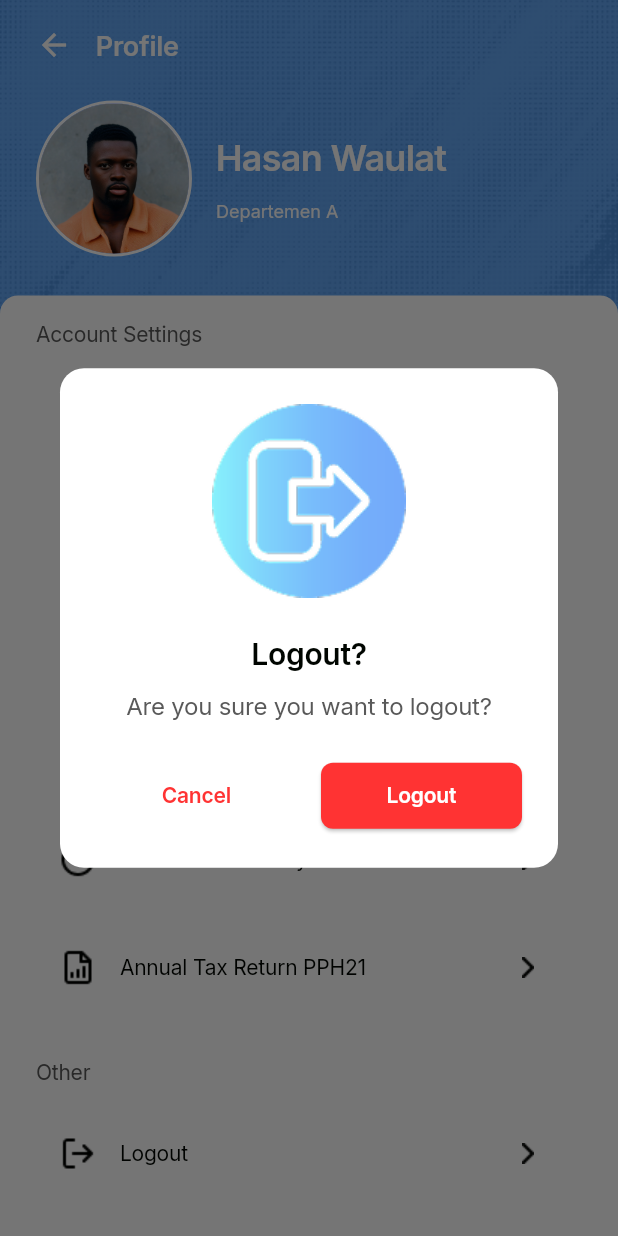
After one commit to IbnuTopanAdib/ragdanews, a Flutter app: the ProfileScreen screen opened directly, after a tap on "Logout", on a phone screen of 412 x 824 dp. The commit adds this screen. Run offline on Flutter 3.47's test engine with Material 3 defaults, Android fonts, the phone set to English and light mode, and no system bars; our stand-ins replace go_router, google_fonts.

Commit message:
add profile page

```diff
--- a/lib/provider/news_list_provider.dart
+++ b/lib/provider/news_list_provider.dart
@@ -30,26 +30,4 @@ class NewsListProvider extends ChangeNotifier {
 
     notifyListeners();
   }
-
-  Future<void> searchNews(String query) async {
-    if (query.isEmpty) {
-      return fetchTopHeadlines();
-    }
-
-    _state = NewsListLoadingState();
-    notifyListeners();
-
-    try {
-      final response = await _apiServices.fetchEverything(query);
-      _state = NewsListLoadedState(response.articles);
-    } on SocketException {
-      _state = NewsListErrorState("Tidak dapat terhubung ke internet. Periksa koneksi Anda.");
-    } on TimeoutException {
-      _state = NewsListErrorState("Waktu koneksi habis. Silakan coba lagi.");
-    } catch (e) {
-      _state = NewsListErrorState("Terjadi kesalahan saat mencari berita.");
-    }
-
-    notifyListeners();
-  }
 }
--- a/lib/router/router_names.dart
+++ b/lib/router/router_names.dart
@@ -1,7 +1,6 @@
 class RouterName {
   static const String splashScreen = '/';
   static const String loginScreen = '/login';
-  static const String homeScreen = '/home';
   static const String mainScreen = '/main';
-  static const String detailScreen = '/detail/:id';
+  static const String detailScreen = '/detail';
 }
--- a/lib/screens/news/news_detail_screen.dart
+++ b/lib/screens/news/news_detail_screen.dart
@@ -23,11 +23,12 @@ class NewsDetailScreen extends StatelessWidget {
             color: AppColors.neutral1.color,
           ),
         ),
-        leading: IconButton(
-          icon: const Icon(Icons.arrow_back),
-          onPressed: () => context.pop(),
+        leading: InkWell(
+          child: Image.asset('assets/icons/arrow_back.png'),
+          onTap: () => context.pop(),
         ),
         centerTitle: true,
+        automaticallyImplyLeading: false,
       ),
       body: SingleChildScrollView(
         padding: const EdgeInsets.all(16),
--- a/lib/screens/profile/profile_screen.dart
+++ b/lib/screens/profile/profile_screen.dart
@@ -1,10 +1,145 @@
 import 'package:flutter/material.dart';
+import 'package:ragdanews/style/colors/app_colors.dart';
+import 'package:ragdanews/style/typography/app_text_styles.dart';
+import 'package:ragdanews/widgets/profile/header_profile.dart';
+import 'package:ragdanews/widgets/profile/logout_modal.dart';
 
 class ProfileScreen extends StatelessWidget {
   const ProfileScreen({super.key});
 
   @override
   Widget build(BuildContext context) {
-    return const Placeholder();
+    return Scaffold(
+      body: Stack(
+        children: [
+          Positioned(
+            top: 0,
+            left: 0,
+            right: 0,
+            height: 261,
+            child: HeaderProfile(),
+          ),
+          Positioned(
+            top: 197,
+            left: 0,
+            right: 0,
+            bottom: 0,
+            child: Container(
+              decoration: BoxDecoration(
+                color: Colors.white,
+                borderRadius: const BorderRadius.only(
+                  topLeft: Radius.circular(12),
+                  topRight: Radius.circular(12),
+                ),
+              ),
+              child: SingleChildScrollView(
+                child: Padding(
+                  padding: const EdgeInsets.symmetric(
+                    horizontal: 24.0,
+                    vertical: 16.0,
+                  ),
+                  child: Column(
+                    crossAxisAlignment: CrossAxisAlignment.start,
+                    children: [
+                      _buildSectionHeader('Account Settings'),
+                      const SizedBox(height: 16),
+                      ..._buildProfileOptions([
+                        {
+                          'icon': 'assets/icons/person.png',
+                          'text': 'Personal Information',
+                        },
+                        {
+                          'icon': 'assets/icons/lock.png',
+                          'text': 'Password & Security',
+                        },
+                        {
+                          'icon': 'assets/icons/salary.png',
+                          'text': 'Salary Slip Summary',
+                        },
+                        {
+                          'icon': 'assets/icons/leave.png',
+                          'text': 'Leave Summary',
+                        },
+                        {
+                          'icon': 'assets/icons/overtime.png',
+                          'text': 'Overtime Summary',
+                        },
+                        {
+                          'icon': 'assets/icons/tax.png',
+                          'text': 'Annual Tax Return PPH21',
+                        },
+                      ]),
+                      const SizedBox(height: 24),
+                      _buildSectionHeader('Other'),
+                      const SizedBox(height: 16),
+                      _buildProfileOption(
+                        iconPath: 'assets/icons/logout.png',
+                        text: 'Logout',
+                        onTap: () {
+                          _showLogoutModal(context);
+                        },
+                      ),
+                      const SizedBox(height: 80.0),
+                    ],
+                  ),
+                ),
+              ),
+            ),
+          ),
+        ],
+      ),
+    );
+  }
+
+  Widget _buildSectionHeader(String title) {
+    return Text(
+      title,
+      style: AppTextStyles.headline7Regular.copyWith(
+        color: AppColors.neutral7.color,
+      ),
+    );
+  }
+
+  List<Widget> _buildProfileOptions(List<Map<String, dynamic>> options) {
+    return options
+        .map(
+          (option) => Padding(
+            padding: const EdgeInsets.symmetric(vertical: 8.0),
+            child: _buildProfileOption(
+              iconPath: option['icon'],
+              text: option['text'],
+              onTap: () {
+                // Handle tap for other profile options if needed
+              },
+            ),
+          ),
+        )
+        .toList();
+  }
+
+  Widget _buildProfileOption({
+    required String iconPath,
+    required String text,
+    required VoidCallback onTap,
+  }) {
+    return ListTile(
+      leading: Image.asset(iconPath, width: 24, height: 24),
+      title: Text(text, style: AppTextStyles.headline7Regular),
+      trailing: Image.asset(
+        'assets/icons/arrow_forward.png',
+        width: 24,
+        height: 24,
+      ),
+      onTap: onTap,
+    );
+  }
+
+  void _showLogoutModal(BuildContext context) {
+    showDialog(
+      context: context,
+      builder: (BuildContext context) {
+        return LogoutModal();
+      },
+    );
   }
 }
--- a/lib/services/api_service.dart
+++ b/lib/services/api_service.dart
@@ -6,22 +6,11 @@ class ApiServices {
   static const String _baseUrl = 'https://newsapi.org/v2';
   static const String _apiKey = '3083aa33f8444f3c80b129ca0ae55117';
 
-  Future<NewsListResponse> fetchEverything(String query) async {
-    final response = await http.get(
-      Uri.parse('$_baseUrl/everything?q=$query&apiKey=$_apiKey'),
-    );
-
-    if (response.statusCode == 200) {
-      final data = json.decode(response.body);
-      return NewsListResponse.fromJson(data);
-    } else {
-      throw Exception('Failed to load news for query: $query');
-    }
-  }
-
   Future<NewsListResponse> fetchTopHeadlines({String country = 'us'}) async {
     final response = await http.get(
-      Uri.parse('$_baseUrl/top-headlines?country=$country&category=business&apiKey=$_apiKey'),
+      Uri.parse(
+        '$_baseUrl/top-headlines?country=$country&category=business&apiKey=$_apiKey',
+      ),
     );
 
     if (response.statusCode == 200) {
--- a/lib/widgets/login/forgot_password_text.dart
+++ /dev/null
@@ -1,20 +0,0 @@
-import 'package:flutter/material.dart';
-import 'package:ragdanews/style/colors/app_colors.dart';
-import 'package:ragdanews/style/typography/app_text_styles.dart';
-
-class ForgotPasswordText extends StatelessWidget {
-  const ForgotPasswordText({super.key});
-
-  @override
-  Widget build(BuildContext context) {
-    return Align(
-      alignment: Alignment.centerRight,
-      child: Text(
-        'Forgot Password?',
-        style: AppTextStyles.headline8Regular.copyWith(
-          color: AppColors.red400.color,
-        ),
-      ),
-    );
-  }
-}
--- a/lib/widgets/login/login_form.dart
+++ b/lib/widgets/login/login_form.dart
@@ -1,6 +1,7 @@
 import 'package:flutter/material.dart';
+import 'package:ragdanews/style/colors/app_colors.dart';
+import 'package:ragdanews/style/typography/app_text_styles.dart';
 import 'package:ragdanews/widgets/login/email_input.dart';
-import 'package:ragdanews/widgets/login/forgot_password_text.dart';
 import 'package:ragdanews/widgets/login/login_button.dart';
 import 'package:ragdanews/widgets/login/password_input.dart';
 
@@ -29,21 +30,24 @@ class LoginForm extends StatelessWidget {
       child: Column(
         crossAxisAlignment: CrossAxisAlignment.start,
         children: [
-          EmailInput(
-            controller: emailController,
-            errorText: emailErrorText,
-          ),
+          EmailInput(controller: emailController, errorText: emailErrorText),
           const SizedBox(height: 16),
           PasswordInput(
             controller: passwordController,
             errorText: passwordErrorText,
           ),
           const SizedBox(height: 8),
-          const ForgotPasswordText(),
+          Align(
+            alignment: Alignment.centerRight,
+            child: Text(
+              'Forgot Password?',
+              style: AppTextStyles.headline8Regular.copyWith(
+                color: AppColors.red400.color,
+              ),
+            ),
+          ),
           const SizedBox(height: 24),
-          LoginButton(
-            onPressed: isLoginEnabled ? onLogin : null,
-          ),
+          LoginButton(onPressed: isLoginEnabled ? onLogin : null),
         ],
       ),
     );
--- a/lib/widgets/news/news_card.dart
+++ b/lib/widgets/news/news_card.dart
@@ -21,7 +21,7 @@ class NewsCard extends StatelessWidget {
 
     return Card(
       clipBehavior: Clip.antiAlias,
-      elevation: 1,
+      elevation: 0.2,
       shape: RoundedRectangleBorder(borderRadius: BorderRadius.circular(8)),
       child: Column(
         crossAxisAlignment: CrossAxisAlignment.start,
--- /dev/null
+++ b/lib/widgets/profile/header_profile.dart
@@ -0,0 +1,93 @@
+import 'package:flutter/material.dart';
+import 'package:ragdanews/style/colors/app_colors.dart';
+import 'package:ragdanews/style/typography/app_text_styles.dart';
+
+class HeaderProfile extends StatelessWidget {
+  const HeaderProfile({super.key});
+
+  @override
+  Widget build(BuildContext context) {
+    return Stack(
+      children: [
+        SizedBox(
+          width: double.infinity,
+          height: double.infinity,
+          child: Image.asset(
+            'assets/images/profile_background.png',
+            fit: BoxFit.cover,
+          ),
+        ),
+        Opacity(
+          opacity: 0.9,
+          child: Container(
+            width: double.infinity,
+            height: double.infinity,
+            color: AppColors.naplesBlue500.color,
+          ),
+        ),
+        Positioned(
+          left: 24,
+          right: 24,
+          bottom: 90,
+
+          child: Column(
+            crossAxisAlignment: CrossAxisAlignment.start,
+            children: [
+              Row(
+                children: [
+                  Icon(Icons.arrow_back, color: Colors.white, size: 24.0),
+                  SizedBox(width: 16.0),
+                  Text(
+                    'Profile',
+                    style: AppTextStyles.headline5SemiBold.copyWith(
+                      color: AppColors.neutral1.color,
+                    ),
+                  ),
+                ],
+              ),
+              SizedBox(height: 24.0),
+              Row(
+                children: [
+                  Container(
+                    decoration: BoxDecoration(
+                      shape: BoxShape.circle,
+                      border: Border.all(
+                        color: AppColors.neutral1.color,
+                        width: 2.0,
+                      ),
+                    ),
+                    child: CircleAvatar(
+                      radius: 50.0,
+                      backgroundImage: const AssetImage(
+                        'assets/images/profile_picture.jpg',
+                      ),
+                    ),
+                  ),
+                  SizedBox(width: 16.0),
+                  Column(
+                    crossAxisAlignment: CrossAxisAlignment.start,
+                    children: [
+                      Text(
+                        'Hasan Waulat',
+                        style: AppTextStyles.headline3SemiBold.copyWith(
+                          color: AppColors.neutral1.color,
+                        ),
+                      ),
+                      SizedBox(height: 12),
+                      Text(
+                        'Departemen A',
+                        style: AppTextStyles.headline8Regular.copyWith(
+                          color: AppColors.neutral1.color,
+                        ),
+                      ),
+                    ],
+                  ),
+                ],
+              ),
+            ],
+          ),
+        ),
+      ],
+    );
+  }
+}
--- /dev/null
+++ b/lib/widgets/profile/logout_modal.dart
@@ -0,0 +1,78 @@
+import 'package:flutter/material.dart';
+import 'package:ragdanews/style/colors/app_colors.dart';
+import 'package:ragdanews/style/typography/app_text_styles.dart';
+
+class LogoutModal extends StatelessWidget {
+  const LogoutModal({super.key});
+
+  @override
+  Widget build(BuildContext context) {
+    return Dialog(
+      shape: RoundedRectangleBorder(borderRadius: BorderRadius.circular(16.0)),
+      elevation: 0,
+      backgroundColor: Colors.white,
+      child: Padding(
+        padding: const EdgeInsets.all(24.0),
+        child: Column(
+          mainAxisSize: MainAxisSize.min,
+          children: [
+            Image.asset('assets/images/logout_illustration.png'),
+            const SizedBox(height: 24),
+            Text(
+              'Logout?',
+              style: AppTextStyles.headline4SemiBold,
+              textAlign: TextAlign.center,
+            ),
+            const SizedBox(height: 8),
+            Text(
+              'Are you sure you want to logout?',
+              style: AppTextStyles.headline6Regular.copyWith(
+                color: AppColors.neutral7.color,
+              ),
+              textAlign: TextAlign.center,
+            ),
+            const SizedBox(height: 24),
+            Row(
+              mainAxisAlignment: MainAxisAlignment.spaceAround,
+              children: [
+                Expanded(
+                  child: TextButton(
+                    onPressed: () {
+                      Navigator.of(context).pop(); // Close the dialog
+                    },
+                    child: Text(
+                      'Cancel',
+                      style: AppTextStyles.headline7SemiBold.copyWith(
+                        color: AppColors.red400.color,
+                      ),
+                    ),
+                  ),
+                ),
+                const SizedBox(width: 16),
+                Expanded(
+                  child: ElevatedButton(
+                    onPressed: () {},
+                    style: ElevatedButton.styleFrom(
+                      backgroundColor:
+                          AppColors.red400.color, // Red color for logout
+                      shape: RoundedRectangleBorder(
+                        borderRadius: BorderRadius.circular(8.0),
+                      ),
+                      padding: const EdgeInsets.symmetric(vertical: 12),
+                    ),
+                    child: Text(
+                      'Logout',
+                      style: AppTextStyles.headline7SemiBold.copyWith(
+                        color: Colors.white,
+                      ),
+                    ),
+                  ),
+                ),
+              ],
+            ),
+          ],
+        ),
+      ),
+    );
+  }
+}
```
Also changed, not shown: assets/icons/arrow_back.png (added), assets/icons/arrow_forward.png (added), assets/images/logout_illustration.png (added), assets/images/profile_background.png (added), assets/images/profile_picture.jpg (added).
